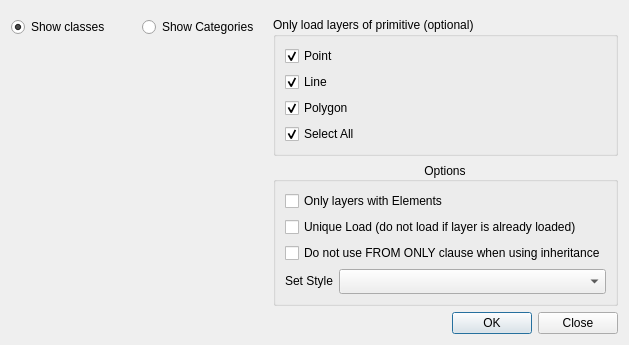
Above: LayerTools/LoadLayersFromServer/loadLayersFromServer.ui from dsgoficial/DsgTools before the change. Below: the same form after it.
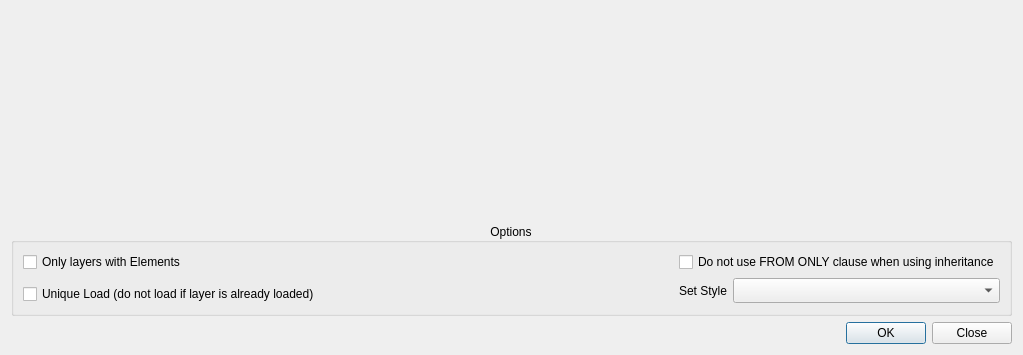
That is the form after the change. Custom widgets are drawn as their Qt base class.

What changed in the file:
```diff
--- a/LayerTools/LoadLayersFromServer/loadLayersFromServer.ui
+++ b/LayerTools/LoadLayersFromServer/loadLayersFromServer.ui
@@ -6,8 +6,8 @@
    <rect>
     <x>0</x>
     <y>0</y>
-    <width>629</width>
-    <height>258</height>
+    <width>1023</width>
+    <height>355</height>
    </rect>
   </property>
   <property name="sizePolicy">
@@ -19,8 +19,8 @@
   <property name="windowTitle">
    <string>Load Layers from a Server</string>
   </property>
-  <layout class="QGridLayout" name="gridLayout_4">
-   <item row="0" column="0" colspan="2">
+  <layout class="QGridLayout" name="gridLayout">
+   <item row="0" column="0">
     <widget class="CustomServerConnectionWidget" name="customServerConnectionWidget" native="true">
      <property name="sizePolicy">
       <sizepolicy hsizetype="MinimumExpanding" vsizetype="Maximum">
@@ -37,38 +37,7 @@
     </widget>
    </item>
    <item row="1" column="0">
-    <layout class="QGridLayout" name="gridLayout">
-     <item row="0" column="0">
-      <widget class="QRadioButton" name="showClassesRadioButton">
-       <property name="sizePolicy">
-        <sizepolicy hsizetype="MinimumExpanding" vsizetype="Fixed">
-         <horstretch>0</horstretch>
-         <verstretch>0</verstretch>
-        </sizepolicy>
-       </property>
-       <property name="text">
-        <string>Show classes</string>
-       </property>
-       <property name="checked">
-        <bool>true</bool>
-       </property>
-      </widget>
-     </item>
-     <item row="0" column="1">
-      <widget class="QRadioButton" name="showCategoriesRadioButton">
-       <property name="sizePolicy">
-        <sizepolicy hsizetype="MinimumExpanding" vsizetype="Fixed">
-         <horstretch>0</horstretch>
-         <verstretch>0</verstretch>
-        </sizepolicy>
-       </property>
-       <property name="text">
-        <string>Show Categories</string>
-       </property>
-      </widget>
-     </item>
-     <item row="1" column="0" colspan="2">
-      <widget class="CustomSelector" name="layersCustomSelector" native="true">
+    <widget class="CustomTableSelector" name="layersCustomSelector" native="true">
        <property name="sizePolicy">
         <sizepolicy hsizetype="MinimumExpanding" vsizetype="MinimumExpanding">
          <horstretch>0</horstretch>
@@ -83,90 +52,7 @@
        </property>
       </widget>
      </item>
-    </layout>
-   </item>
-   <item row="1" column="1">
-    <layout class="QVBoxLayout" name="verticalLayout">
-     <item>
-      <widget class="QgsCollapsibleGroupBox" name="mGroupBox">
-       <property name="title">
-        <string>Only load layers of primitive (optional)</string>
-       </property>
-       <property name="collapsed">
-        <bool>true</bool>
-       </property>
-       <property name="saveCollapsedState">
-        <bool>false</bool>
-       </property>
-       <layout class="QGridLayout" name="gridLayout_3">
-        <item row="0" column="0">
-         <widget class="QCheckBox" name="checkBoxPoint">
-          <property name="sizePolicy">
-           <sizepolicy hsizetype="MinimumExpanding" vsizetype="Fixed">
-            <horstretch>0</horstretch>
-            <verstretch>0</verstretch>
-           </sizepolicy>
-          </property>
-          <property name="text">
-           <string>Point</string>
-          </property>
-          <property name="checked">
-           <bool>true</bool>
-          </property>
-         </widget>
-        </item>
-        <item row="1" column="0">
-         <widget class="QCheckBox" name="checkBoxLine">
-          <property name="sizePolicy">
-           <sizepolicy hsizetype="MinimumExpanding" vsizetype="Fixed">
-            <horstretch>0</horstretch>
-            <verstretch>0</verstretch>
-           </sizepolicy>
-          </property>
-          <property name="text">
-           <string>Line</string>
-          </property>
-          <property name="checked">
-           <bool>true</bool>
-          </property>
-         </widget>
-        </item>
         <item row="2" column="0">
-         <widget class="QCheckBox" name="checkBoxPolygon">
-          <property name="sizePolicy">
-           <sizepolicy hsizetype="MinimumExpanding" vsizetype="Fixed">
-            <horstretch>0</horstretch>
-            <verstretch>0</verstretch>
-           </sizepolicy>
-          </property>
-          <property name="text">
-           <string>Polygon</string>
-          </property>
-          <property name="checked">
-           <bool>true</bool>
-          </property>
-         </widget>
-        </item>
-        <item row="3" column="0">
-         <widget class="QCheckBox" name="checkBoxAll">
-          <property name="sizePolicy">
-           <sizepolicy hsizetype="MinimumExpanding" vsizetype="Fixed">
-            <horstretch>0</horstretch>
-            <verstretch>0</verstretch>
-           </sizepolicy>
-          </property>
-          <property name="text">
-           <string>Select All</string>
-          </property>
-          <property name="checked">
-           <bool>true</bool>
-          </property>
-         </widget>
-        </item>
-       </layout>
-      </widget>
-     </item>
-     <item>
       <widget class="QgsCollapsibleGroupBox" name="mGroupBox_2">
        <property name="maximumSize">
         <size>
@@ -184,7 +70,7 @@
         <bool>false</bool>
        </property>
        <layout class="QGridLayout" name="gridLayout_2">
-        <item row="0" column="0" colspan="2">
+      <item row="0" column="0">
          <widget class="QCheckBox" name="checkBoxOnlyWithElements">
           <property name="sizePolicy">
            <sizepolicy hsizetype="MinimumExpanding" vsizetype="Fixed">
@@ -203,14 +89,7 @@
           </property>
          </widget>
         </item>
-        <item row="1" column="0" colspan="2">
-         <widget class="QCheckBox" name="uniqueLoadCheckBox">
-          <property name="text">
-           <string>Unique Load (do not load if layer is already loaded)</string>
-          </property>
-         </widget>
-        </item>
-        <item row="2" column="0" colspan="2">
+      <item row="0" column="1">
          <widget class="QCheckBox" name="onlyParentsCheckBox">
           <property name="sizePolicy">
            <sizepolicy hsizetype="MinimumExpanding" vsizetype="Fixed">
@@ -232,7 +111,9 @@
           </property>
          </widget>
         </item>
-        <item row="3" column="0">
+      <item row="1" column="1" rowspan="2">
+       <layout class="QHBoxLayout" name="horizontalLayout">
+        <item>
          <widget class="QLabel" name="label">
           <property name="sizePolicy">
            <sizepolicy hsizetype="Fixed" vsizetype="Fixed">
@@ -245,7 +126,7 @@
           </property>
          </widget>
         </item>
-        <item row="3" column="1">
+        <item>
          <widget class="QComboBox" name="styleComboBox">
           <property name="sizePolicy">
            <sizepolicy hsizetype="MinimumExpanding" vsizetype="Fixed">
@@ -262,11 +143,18 @@
          </widget>
         </item>
        </layout>
+      </item>
+      <item row="2" column="0">
+       <widget class="QCheckBox" name="uniqueLoadCheckBox">
+        <property name="text">
+         <string>Unique Load (do not load if layer is already loaded)</string>
+        </property>
       </widget>
      </item>
     </layout>
+    </widget>
    </item>
-   <item row="2" column="0" colspan="2">
+   <item row="3" column="0">
     <widget class="QDialogButtonBox" name="buttonBox">
      <property name="standardButtons">
       <set>QDialogButtonBox::Close|QDialogButtonBox::Ok</set>
@@ -282,13 +170,7 @@
   <customwidget>
    <class>QgsCollapsibleGroupBox</class>
    <extends>QGroupBox</extends>
-   <header>qgis.gui</header>
-   <container>1</container>
-  </customwidget>
-  <customwidget>
-   <class>CustomSelector</class>
-   <extends>QWidget</extends>
-   <header>DsgTools.CustomWidgets.customSelector.h</header>
+   <header>qgscollapsiblegroupbox.h</header>
    <container>1</container>
   </customwidget>
   <customwidget>
@@ -297,6 +179,12 @@
    <header>DsgTools.CustomWidgets.customServerConnectionWidget.h</header>
    <container>1</container>
   </customwidget>
+  <customwidget>
+   <class>CustomTableSelector</class>
+   <extends>QWidget</extends>
+   <header>DsgTools.CustomWidgets.customTableSelector.h</header>
+   <container>1</container>
+  </customwidget>
  </customwidgets>
  <resources/>
  <connections/>
```
Lines whose indentation alone changed are shown as unchanged.
